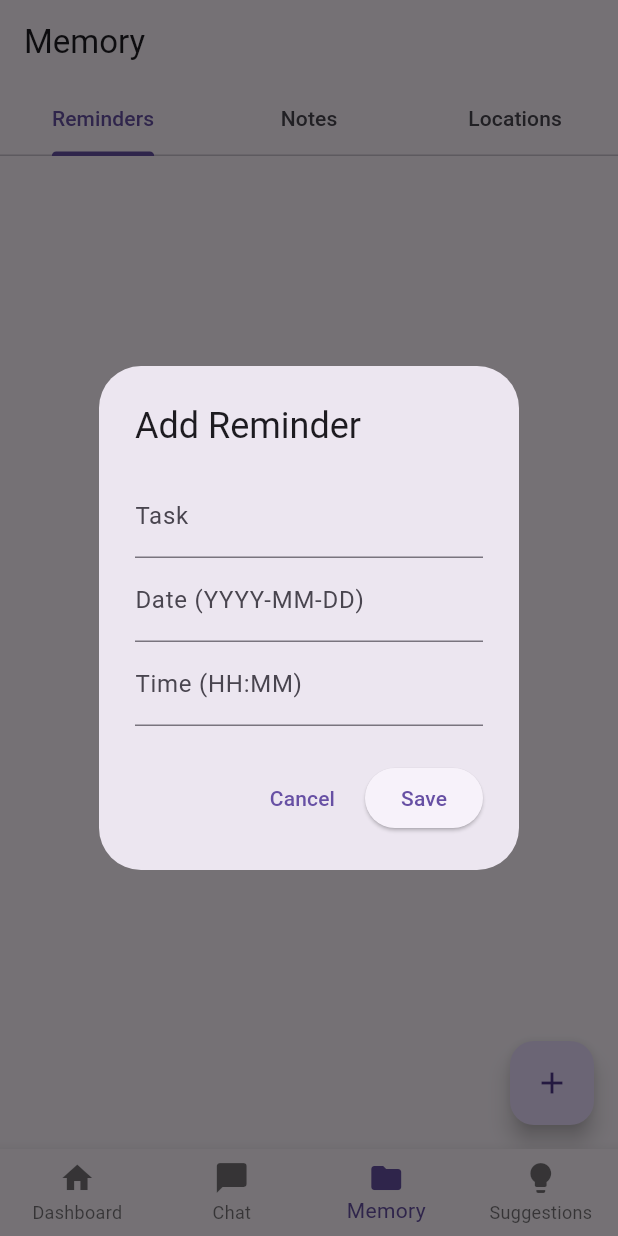
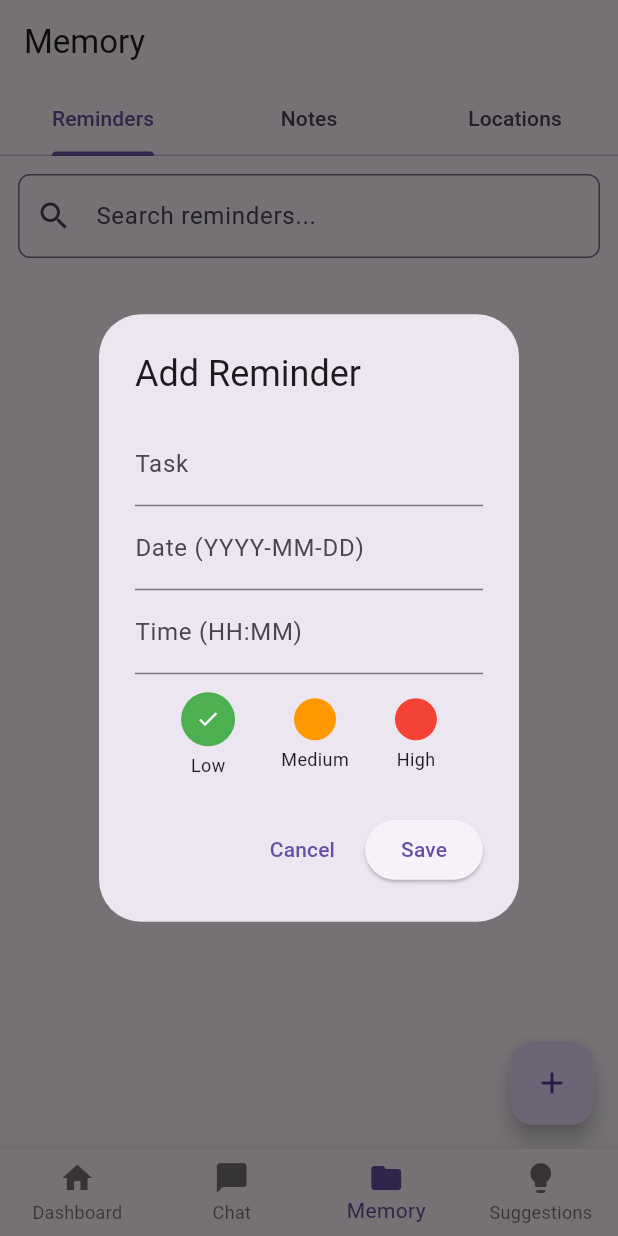
Before and after one commit to ishmalazhar17/clawdbot_app, a Flutter app: the screen it shows after launch, item 3 of the bottom bar chosen, after a tap on the "add" icon, on a phone screen of 412 x 824 dp. Run offline on Flutter 3.47's test engine with Material 3 defaults, Android fonts, the phone set to English and light mode, and no system bars; our stand-ins replace flutter_local_notifications, sqflite, timezone; accounts and stored records are empty.

Commit message:
Aug 17: Search bar + priority color tags on Reminders

```diff
--- a/lib/screens/reminders_tab.dart
+++ b/lib/screens/reminders_tab.dart
@@ -1,7 +1,9 @@
 // =====================================================================
-// reminders_tab.dart — the Reminders section of the Memory screen.
-// Add, view, and delete reminders. Same code as before, just moved
-// into its own file so Memory can hold multiple tabs.
+// reminders_tab.dart — Reminders section of the Memory screen.
+//
+// AUG 17 UPDATE: adds a search bar (filters the list as you type) and
+// priority color tags (Green/Yellow/Red) shown as a colored icon next
+// to each reminder, plus a priority picker in the Add form.
 // =====================================================================
 
 import 'package:flutter/material.dart';
@@ -16,18 +18,55 @@ class RemindersTab extends StatefulWidget {
 }
 
 class _RemindersTabState extends State<RemindersTab> {
-  List<Map<String, dynamic>> _reminders = [];
+  // The FULL list, straight from the database, never filtered.
+  List<Map<String, dynamic>> _allReminders = [];
+
+  // The list actually shown on screen — either the same as
+  // _allReminders, or a filtered-down version if the user is
+  // searching.
+  List<Map<String, dynamic>> _filteredReminders = [];
+
+  final TextEditingController _searchController = TextEditingController();
 
   @override
   void initState() {
     super.initState();
     _refreshReminders();
+
+    // Runs every time the search text changes (each keystroke) and
+    // re-applies the filter.
+    _searchController.addListener(_applyFilter);
+  }
+
+  @override
+  void dispose() {
+    // Cleans up the listener/controller when this screen is closed,
+    // to avoid memory leaks.
+    _searchController.dispose();
+    super.dispose();
   }
 
   Future<void> _refreshReminders() async {
     final data = await DBHelper.instance.getReminders();
     setState(() {
-      _reminders = data;
+      _allReminders = data;
+    });
+    _applyFilter();
+  }
+
+  // Filters _allReminders down to just the ones whose task text
+  // contains the search query (case-insensitive), and updates what's
+  // actually shown.
+  void _applyFilter() {
+    final query = _searchController.text.trim().toLowerCase();
+    setState(() {
+      if (query.isEmpty) {
+        _filteredReminders = _allReminders;
+      } else {
+        _filteredReminders = _allReminders
+            .where((r) => r['task'].toString().toLowerCase().contains(query))
+            .toList();
+      }
     });
   }
 
@@ -36,14 +75,33 @@ class _RemindersTabState extends State<RemindersTab> {
     _refreshReminders();
   }
 
+  // Maps a priority string to an actual color for display.
+  Color _priorityColor(String priority) {
+    switch (priority) {
+      case 'red':
+        return Colors.red;
+      case 'yellow':
+        return Colors.orange;
+      case 'green':
+      default:
+        return Colors.green;
+    }
+  }
+
   void _showAddReminderDialog() {
     final taskController = TextEditingController();
     final dateController = TextEditingController();
     final timeController = TextEditingController();
+    String selectedPriority = 'green'; // default selection
 
     showDialog(
       context: context,
       builder: (context) {
+        // StatefulBuilder lets this dialog have its OWN small bit of
+        // changeable state (the selected priority) without needing to
+        // rebuild the whole RemindersTab screen behind it.
+        return StatefulBuilder(
+          builder: (context, setDialogState) {
             return AlertDialog(
               title: const Text('Add Reminder'),
               content: Column(
@@ -67,6 +125,22 @@ class _RemindersTabState extends State<RemindersTab> {
                       hintText: '18:00',
                     ),
                   ),
+                  const SizedBox(height: 12),
+                  // A row of 3 selectable colored chips for priority.
+                  Row(
+                    mainAxisAlignment: MainAxisAlignment.spaceEvenly,
+                    children: [
+                      _priorityChip('green', 'Low', selectedPriority, (value) {
+                        setDialogState(() => selectedPriority = value);
+                      }),
+                      _priorityChip('yellow', 'Medium', selectedPriority, (value) {
+                        setDialogState(() => selectedPriority = value);
+                      }),
+                      _priorityChip('red', 'High', selectedPriority, (value) {
+                        setDialogState(() => selectedPriority = value);
+                      }),
+                    ],
+                  ),
                 ],
               ),
               actions: [
@@ -78,23 +152,14 @@ class _RemindersTabState extends State<RemindersTab> {
                   onPressed: () async {
                     if (taskController.text.trim().isEmpty) return;
 
-                // Insert the reminder and get back its auto-generated
-                // database id — we need this id to link the
-                // notification to this specific reminder.
                     final id = await DBHelper.instance.insertReminder({
                       'task': taskController.text.trim(),
                       'date': dateController.text.trim(),
                       'time': timeController.text.trim(),
-                  'priority': 'green',
+                      'priority': selectedPriority,
                       'completed': 0,
                     });
 
-                // Try to parse the date/time text into a real
-                // DateTime, and schedule a notification for it.
-                // Wrapped in try/catch since the user might type an
-                // invalid date/time format (real parsing from natural
-                // language comes later — for now this expects the
-                // exact YYYY-MM-DD and HH:MM formats from the hints).
                     try {
                       final dateParts = dateController.text.trim().split('-');
                       final timeParts = timeController.text.trim().split(':');
@@ -127,6 +192,33 @@ class _RemindersTabState extends State<RemindersTab> {
             );
           },
         );
+      },
+    );
+  }
+
+  // A single small colored selectable chip, used 3 times above for
+  // green/yellow/red priority selection.
+  Widget _priorityChip(
+    String value,
+    String label,
+    String currentSelection,
+    void Function(String) onSelect,
+  ) {
+    final isSelected = currentSelection == value;
+    return GestureDetector(
+      onTap: () => onSelect(value),
+      child: Column(
+        children: [
+          CircleAvatar(
+            backgroundColor: _priorityColor(value),
+            radius: isSelected ? 18 : 14, // slightly bigger when selected
+            child: isSelected ? const Icon(Icons.check, color: Colors.white, size: 16) : null,
+          ),
+          const SizedBox(height: 4),
+          Text(label, style: const TextStyle(fontSize: 12)),
+        ],
+      ),
+    );
   }
 
   @override
@@ -136,14 +228,44 @@ class _RemindersTabState extends State<RemindersTab> {
         onPressed: _showAddReminderDialog,
         child: const Icon(Icons.add),
       ),
-      body: _reminders.isEmpty
-          ? const Center(child: Text('No reminders yet. Tap + to add one.'))
+      body: Column(
+        children: [
+          // Search bar, pinned at the top of the screen.
+          Padding(
+            padding: const EdgeInsets.all(12),
+            child: TextField(
+              controller: _searchController,
+              decoration: InputDecoration(
+                hintText: 'Search reminders...',
+                prefixIcon: const Icon(Icons.search),
+                border: OutlineInputBorder(borderRadius: BorderRadius.circular(8)),
+                // A small "x" button to clear the search, only shown
+                // when there's actually text to clear.
+                suffixIcon: _searchController.text.isNotEmpty
+                    ? IconButton(
+                        icon: const Icon(Icons.clear),
+                        onPressed: () => _searchController.clear(),
+                      )
+                    : null,
+              ),
+            ),
+          ),
+          // Expanded makes the list take up all remaining vertical
+          // space below the search bar.
+          Expanded(
+            child: _filteredReminders.isEmpty
+                ? const Center(child: Text('No reminders found.'))
                 : ListView.builder(
-              itemCount: _reminders.length,
+                    itemCount: _filteredReminders.length,
                     itemBuilder: (context, index) {
-                final reminder = _reminders[index];
+                      final reminder = _filteredReminders[index];
                       return ListTile(
-                  leading: const Icon(Icons.notifications),
+                        // A small colored dot showing this reminder's
+                        // priority level.
+                        leading: CircleAvatar(
+                          backgroundColor: _priorityColor(reminder['priority'] ?? 'green'),
+                          radius: 8,
+                        ),
                         title: Text(reminder['task']),
                         subtitle: Text('${reminder['date']} at ${reminder['time']}'),
                         trailing: IconButton(
@@ -153,6 +275,9 @@ class _RemindersTabState extends State<RemindersTab> {
                       );
                     },
                   ),
+          ),
+        ],
+      ),
     );
   }
 }
```
Lines whose indentation alone changed are shown as unchanged.
